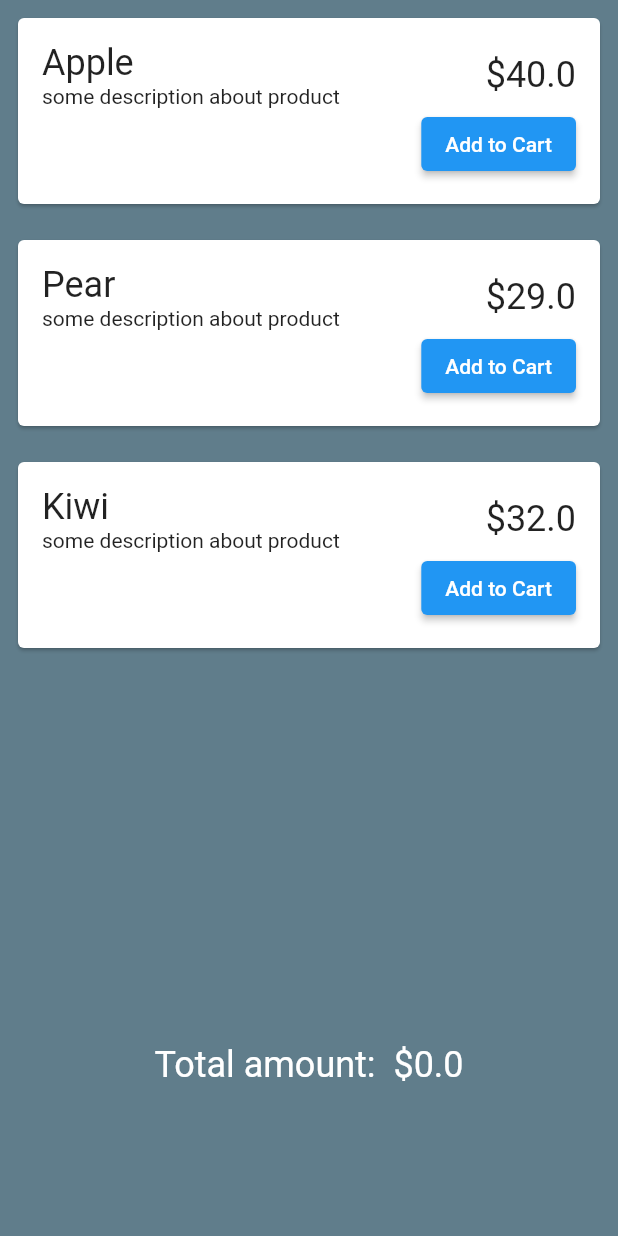
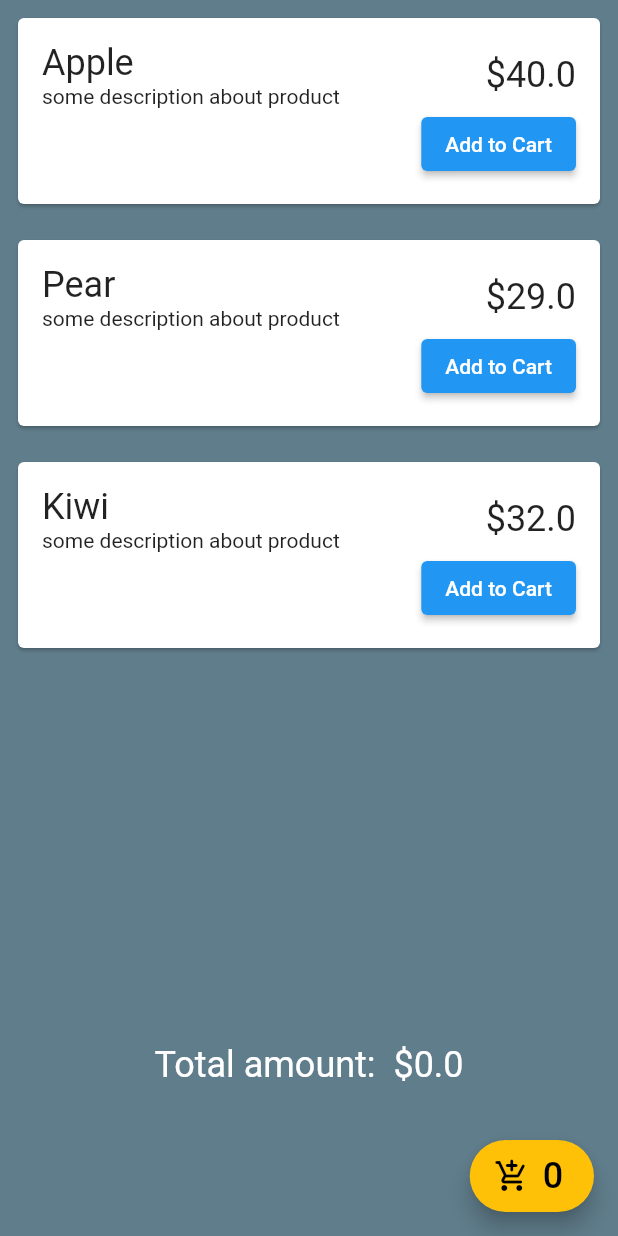
Before and after one commit to BBarisKilic/GetX-Shopping, a Flutter app: the screen it shows after launch, on a phone screen of 412 x 824 dp. Run offline on Flutter 3.47's test engine with Material 2 defaults, Android fonts, the phone set to English and light mode, and no system bars; our stand-ins replace get.

Commit message:
Completed design of views.

```diff
--- a/lib/controllers/cart_controller.dart
+++ b/lib/controllers/cart_controller.dart
@@ -4,6 +4,7 @@ import 'package:getx_shopping/models/product.dart';
 class CartController extends GetxController {
   var cartItems = <Product>[].obs;
 
+  int get totalItem => cartItems.length;
   double get totalAmount =>
       cartItems.fold(0, (sum, current) => sum + current.price);
 
--- a/lib/views/home_page.dart
+++ b/lib/views/home_page.dart
@@ -86,6 +86,20 @@ class HomePage extends StatelessWidget {
           ],
         ),
       ),
+      floatingActionButton: FloatingActionButton.extended(
+        onPressed: () {},
+        backgroundColor: Colors.amber,
+        icon: Icon(
+          Icons.add_shopping_cart_rounded,
+          color: Colors.black,
+        ),
+        label: GetX<CartController>(builder: (controller) {
+          return Text(
+            '${controller.totalItem}',
+            style: TextStyle(fontSize: 24.0, color: Colors.black),
+          );
+        }),
+      ),
     );
   }
 }
```
